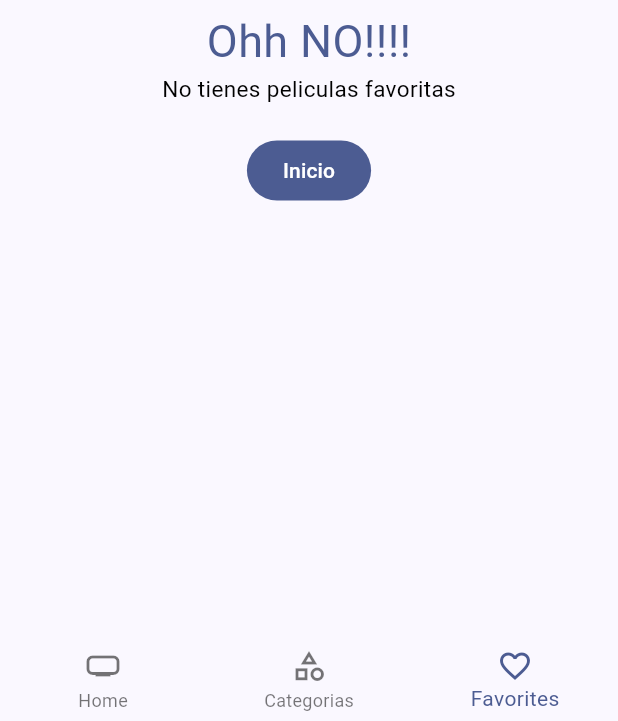
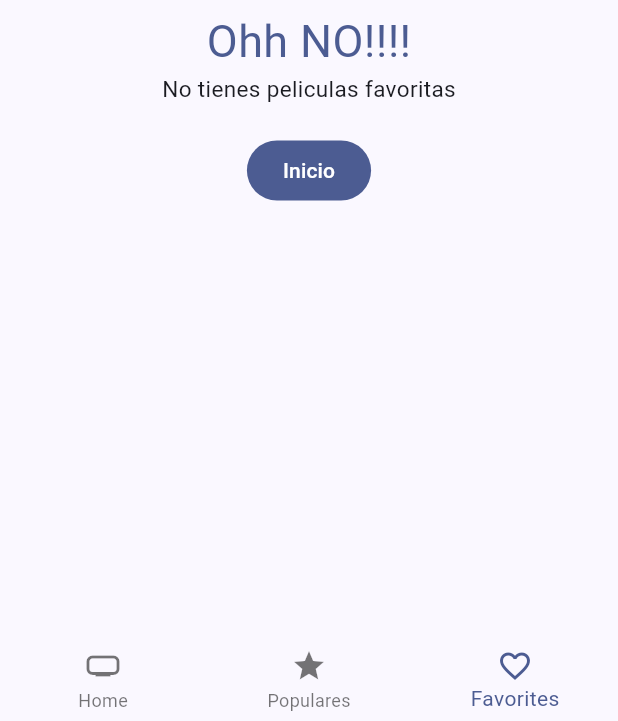
Before and after one commit to OscarAVJ/cinemapedia, a Flutter app: the screen it shows after launch, item 3 of the bottom bar chosen, on a phone screen of 412 x 824 dp. Shown: the part 512-1233 px from the top of the screen. Run offline on Flutter 3.47's test engine with Material 3 defaults, Android fonts, the phone set to English and light mode, and no system bars; our stand-ins replace animate_do, card_swiper, dio, flutter_dotenv, flutter_riverpod, go_router and 2 more; accounts and stored records are empty; generated files the repository leaves out were written again; network calls fail.

Commit message:
Cambios de estilo y darkMode

```diff
--- a/lib/config/router/router_app.dart
+++ b/lib/config/router/router_app.dart
@@ -1,4 +1,4 @@
-import 'package:flutter/material.dart';
+import 'package:cinemapedia/presentation/views/home/popular_view.dart';
 import 'package:cinemapedia/presentation/screens/screens.dart';
 import 'package:cinemapedia/presentation/views/home/favorites_view.dart';
 import 'package:cinemapedia/presentation/views/home/home_view.dart';
@@ -43,9 +43,9 @@ final appRouter = GoRouter(
         ///! Segunda pestaña: CATEGORÍAS (Por ahora un placeholder)
         StatefulShellBranch(routes: [
           GoRoute(
-            path: '/categories',
-            name: 'categories',
-            builder: (context, state) => const Placeholder(),
+            path: '/popular',
+            name: 'popular',
+            builder: (context, state) => const PopularView(),
           ),
         ]),
 
--- a/lib/config/theme/theme_app.dart
+++ b/lib/config/theme/theme_app.dart
@@ -5,18 +5,19 @@ class AppTheme {
 
   AppTheme({this.isDarkMode = false});
 
-  ///Aca definimos nuestro tema
+  /// Definimos nuestro tema
   ThemeData getTheme() => ThemeData(
-        brightness: isDarkMode ? Brightness.dark : Brightness.light,
         useMaterial3: true,
+        brightness:
+            isDarkMode ? Brightness.dark : Brightness.light, // 👈 Agregar esto
         colorSchemeSeed: const Color(0xFF2862F5),
       );
+
+  /// Permite copiar el estado actual del tema con modificaciones
   AppTheme copyWith({
-    ///Aca ponemos como argumento selected color y isDarkMode con la posibilidad de que sean nulos
     bool? isDarkMode,
   }) =>
       AppTheme(
-        ///Aca si recibimos el valor le ponemos el valor y si no el que viene por defecto en la clase
         isDarkMode: isDarkMode ?? this.isDarkMode,
       );
 }
--- a/lib/main.dart
+++ b/lib/main.dart
@@ -1,3 +1,4 @@
+import 'package:cinemapedia/config/theme/theme_app.dart';
 import 'package:cinemapedia/presentation/providers/theme/theme_provider.dart';
 import 'package:flutter/material.dart';
 import 'package:cinemapedia/config/router/router_app.dart';
@@ -14,17 +15,17 @@ Future<void> main() async {
 class MyApp extends ConsumerWidget {
   const MyApp({super.key});
 
-  // This widget is the root of your application.
   @override
-  Widget build(BuildContext context, ref) {
-    final themeProvider = ref.watch(themeNotifierProvider);
+  Widget build(BuildContext context, WidgetRef ref) {
+    final isDarkMode = ref.watch(darkModeProvider);
+    final theme = AppTheme(isDarkMode: isDarkMode); // 👈 Pasamos el estado
+
     return MaterialApp.router(
-      //!Gracias a esto sabemos que nuestra primera ruta es el home_screen
       routerConfig: appRouter,
       title: 'Flutter Demo',
       debugShowCheckedModeBanner: false,
-      theme: themeProvider.getTheme(),
-      // theme: AppTheme().getTheme(),
+      themeMode: isDarkMode ? ThemeMode.dark : ThemeMode.light,
+      theme: theme.getTheme(), // 👈 Usamos la función corregida
     );
   }
 }
--- a/lib/presentation/providers/movies/movies_providers.dart
+++ b/lib/presentation/providers/movies/movies_providers.dart
@@ -50,6 +50,10 @@ class MoviesNotifier extends StateNotifier<List<Movie>> {
     loading = true;
     currentPage++;
     final List<Movie> movies = await fetchMoreMovies(page: currentPage);
+    if (movies.isEmpty) {
+      loading = false;
+      return;
+    }
     state = [...state, ...movies];
     await Future.delayed(const Duration(milliseconds: 300));
     loading = false;
--- a/lib/presentation/screens/delegates/search_movie_delegate.dart
+++ b/lib/presentation/screens/delegates/search_movie_delegate.dart
@@ -171,7 +171,7 @@ class _MovieSearchItem extends ConsumerWidget {
 
   @override
   Widget build(BuildContext context, ref) {
-    bool isDarkMode = ref.watch(themeNotifierProvider).isDarkMode;
+    bool isDarkMode = ref.watch(darkModeProvider);
     final textStyle = Theme.of(context).textTheme;
     final size = MediaQuery.of(context).size;
     final colors = Theme.of(context).colorScheme;
--- a/lib/presentation/screens/widgets/movies/movies_slideshow.dart
+++ b/lib/presentation/screens/widgets/movies/movies_slideshow.dart
@@ -49,7 +49,7 @@ class _Slide extends ConsumerWidget {
 
   @override
   Widget build(BuildContext context, ref) {
-    bool isDarkMode = ref.watch(themeNotifierProvider).isDarkMode;
+    bool isDarkMode = ref.watch(darkModeProvider);
     final decoration =
         BoxDecoration(borderRadius: BorderRadius.circular(20), boxShadow: [
       if (isDarkMode)
--- a/lib/presentation/screens/widgets/shared/custom_bottom_navigationbar.dart
+++ b/lib/presentation/screens/widgets/shared/custom_bottom_navigationbar.dart
@@ -27,9 +27,9 @@ class CustomBottomNavigationbar extends StatelessWidget {
         ),
         BottomNavigationBarItem(
           icon: Icon(
-            Icons.category_outlined,
+            Icons.grade_sharp,
           ),
-          label: 'Categorias',
+          label: 'Populares',
         ),
         BottomNavigationBarItem(
           icon: Icon(
--- a/lib/presentation/views/home/favorites_view.dart
+++ b/lib/presentation/views/home/favorites_view.dart
@@ -59,7 +59,9 @@ class FavoritesViewState extends ConsumerState<FavoritesView> {
             ),
             Text(
               'No tienes peliculas favoritas',
-              style: TextStyle(fontSize: 15, color: Colors.black),
+              style: TextStyle(
+                fontSize: 15,
+              ),
             ),
             SizedBox(
               height: 20,
```
Also changed, not shown: lib/presentation/providers/theme/theme_provider.dart (+24 -0 lines), lib/presentation/screens/config/config_screen.dart (+16 -15 lines), lib/presentation/screens/movies/movie_screen.dart (+9 -2 lines), lib/presentation/views/home/popular_view.dart (added, +30 -0 lines), 4 other files.
